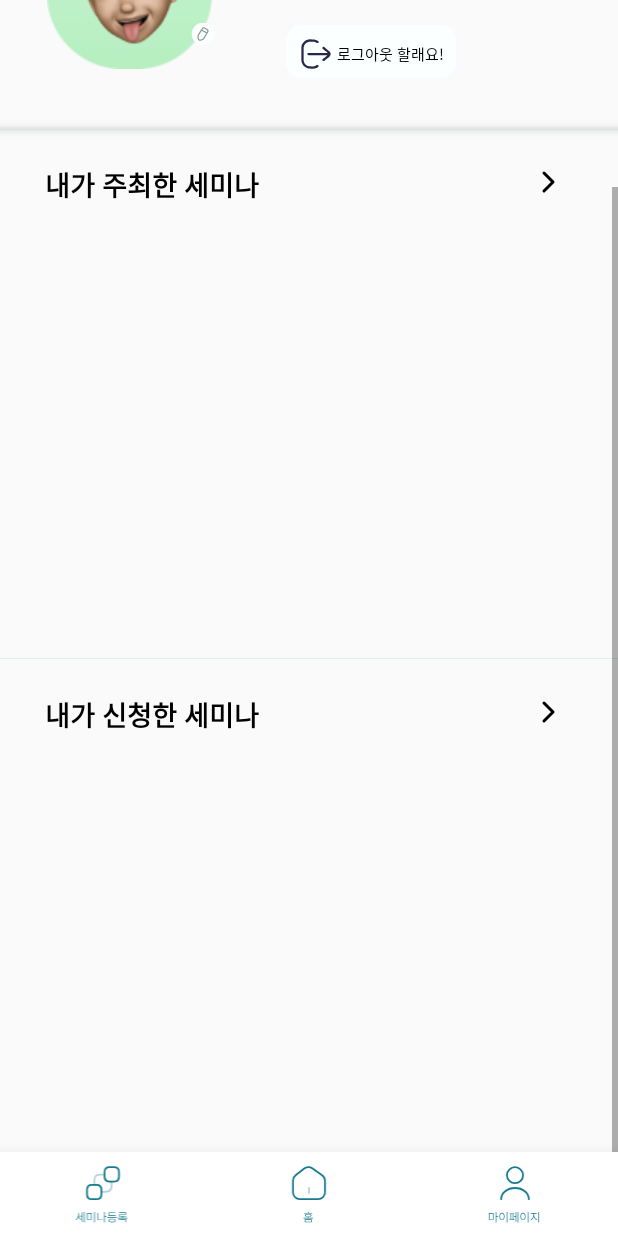
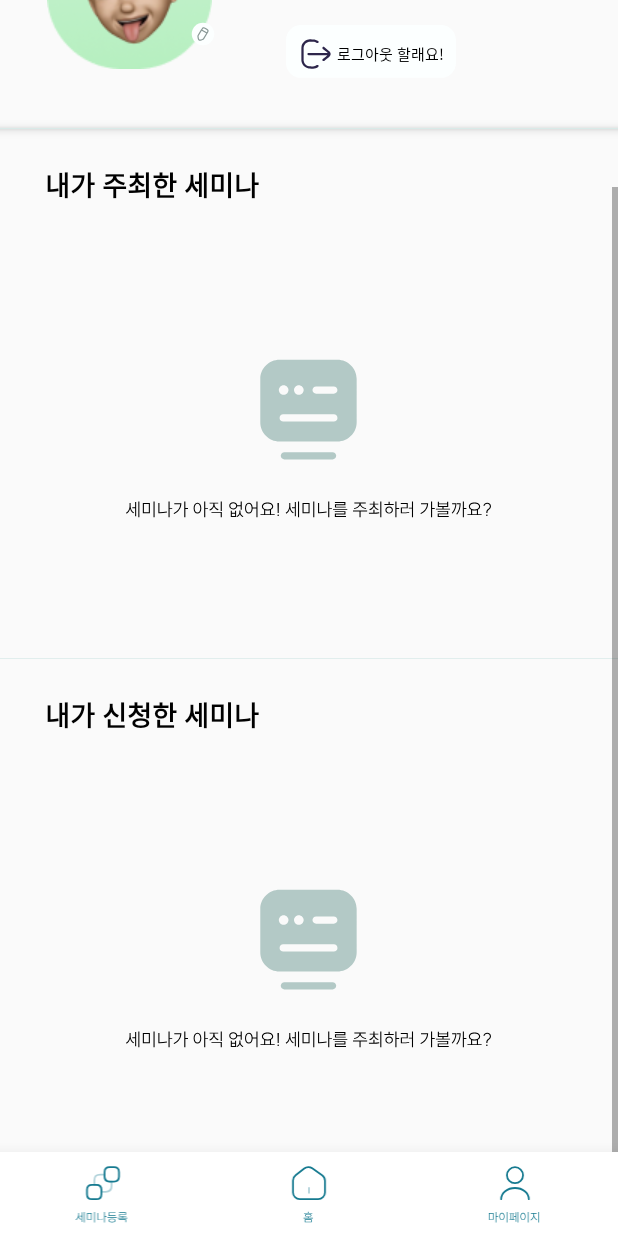
Before and after one commit to Sem-in-a/Semi-na-android, an Android app: the fragment MyPageFragment placed in its activity, scrolled down 148 dp, on a phone screen of 412 x 824 dp. Run offline under Robolectric (Android 15) with nearby library versions, the phone set to English and light mode, and no system bars.

Commit message:
fix/마이페이지수정/의존성거

```diff
--- a/app/src/main/java/com/semina/semi_na/base/MyPageFragment.java
+++ b/app/src/main/java/com/semina/semi_na/base/MyPageFragment.java
@@ -5,66 +5,47 @@ import static android.content.Context.MODE_PRIVATE;
 import android.content.Intent;
 import android.content.SharedPreferences;
 import android.os.Bundle;
-
-import android.widget.ImageView;
-import android.widget.ScrollView;
-import android.widget.TextView;
 import androidx.fragment.app.Fragment;
-
 import android.view.LayoutInflater;
 import android.view.View;
 import android.view.ViewGroup;
 
-import com.semina.semi_na.R;
+import com.semina.semi_na.databinding.FragmentMyPageBinding;
 import com.semina.semi_na.view.mypage.ViewDetailAppliedActivity;
 import com.semina.semi_na.view.mypage.ViewDetailHostedActivity;
 
 public class MyPageFragment extends Fragment {
 
-  private ImageView viewDetailHostedBtn;
-  private ImageView viewDetailAppliedBtn;
-  private ScrollView scrollView;
-
-  TextView studentNumTextView;
-  TextView departmentTextView;
-  TextView majorTextView;
-  TextView nameTextView;
+  private FragmentMyPageBinding binding;
 
   @Override
   public View onCreateView(LayoutInflater inflater, ViewGroup container,
       Bundle savedInstanceState) {
-    View view = inflater.inflate(R.layout.fragment_my_page, container, false);
-
-    scrollView = view.findViewById(R.id.scrollView);
-    viewDetailHostedBtn = view.findViewById(R.id.viewDetail_hosted);
-    viewDetailAppliedBtn = view.findViewById(R.id.viewDetail_applied);
-
-    studentNumTextView = view.findViewById(R.id.some_id_name);
-    departmentTextView = view.findViewById(R.id.some_id_under_department);
-    majorTextView = view.findViewById(R.id.some_id_major);
-    nameTextView = view.findViewById(R.id.some_id_grade);
+    binding = FragmentMyPageBinding.inflate(inflater, container, false);
+    View view = binding.getRoot();
 
     SharedPreferences preferences = getActivity().getSharedPreferences("UserInfo", MODE_PRIVATE);
-    String studentNum = preferences.getString("studentNum", "");
-    String department = preferences.getString("depart", "");
-    String major = preferences.getString("major", "");
-    String name = preferences.getString("name", "");
+    binding.someIdName.setText(preferences.getString("name", ""));
+    binding.someIdUnderDepartment.setText(preferences.getString("depart", ""));
+    binding.someIdMajor.setText(preferences.getString("major", ""));
+    binding.someIdGrade.setText(preferences.getString("studentNum", ""));
 
-    studentNumTextView.setText(studentNum);
-    departmentTextView.setText(department);
-    majorTextView.setText(major);
-    nameTextView.setText(name);
-
-    viewDetailHostedBtn.setOnClickListener(hostedView -> {
+    binding.viewDetailHosted.setOnClickListener(hostedView -> {
       Intent intent = new Intent(getActivity(), ViewDetailHostedActivity.class);
       startActivity(intent);
     });
 
-    viewDetailAppliedBtn.setOnClickListener(appliedView -> {
+    binding.viewDetailApplied.setOnClickListener(appliedView -> {
       Intent intent = new Intent(getActivity(), ViewDetailAppliedActivity.class);
       startActivity(intent);
     });
 
     return view;
   }
+
+  @Override
+  public void onDestroyView() {
+    super.onDestroyView();
+    binding = null;
+  }
 }
--- a/app/src/main/res/layout/fragment_my_page.xml
+++ b/app/src/main/res/layout/fragment_my_page.xml
@@ -74,7 +74,7 @@
               android:layout_height="23dp"
               android:background="#CFF4F0"
               android:gravity="center"
-              android:text="IT 대학"
+              android:text="학부"
               android:textColor="#000000"
               android:textSize="12sp"
               android:layout_marginTop="38dp" />
@@ -83,7 +83,7 @@
               android:id="@+id/some_id_major"
               android:layout_width="wrap_content"
               android:layout_height="20dp"
-              android:text="컴퓨터학부"
+              android:text="학과학과"
               android:layout_marginTop="70dp"
               android:textColor="#000000"
               android:textSize="12sp" />
@@ -91,9 +91,9 @@
             <TextView
               android:id="@+id/some_id_grade"
               android:textStyle="normal"
-              android:layout_width="56dp"
+              android:layout_width="wrap_content"
               android:layout_height="20dp"
-              android:text="2학년"
+              android:text="학번학번"
               android:textSize="12sp"
               android:textColor="#B3C9C6"
               android:layout_marginTop="70dp"
@@ -162,7 +162,8 @@
               android:layout_height="wrap_content"
               android:background="@drawable/chevron_right"
               android:layout_toRightOf="@+id/host_seminer"
-              android:layout_marginLeft="180dp"/>
+              android:layout_marginLeft="180dp"
+              android:visibility="gone"/>
         </RelativeLayout>
         <RelativeLayout
           android:layout_width="match_parent"
@@ -179,7 +180,7 @@
               android:layout_centerHorizontal="true"
               android:layout_marginTop="92dp"
               android:background="@drawable/no_hosted_seminer"
-              android:visibility="gone" />
+              android:visibility="visible" />
         </RelativeLayout>
     </RelativeLayout>
 
@@ -222,7 +223,8 @@
               android:layout_height="wrap_content"
               android:background="@drawable/chevron_right"
               android:layout_toRightOf="@+id/apply_id"
-              android:layout_marginLeft="180dp"/>
+              android:layout_marginLeft="180dp"
+              android:visibility="gone"/>
         </RelativeLayout>
         <RelativeLayout
           android:layout_width="match_parent"
@@ -237,7 +239,7 @@
               android:layout_centerHorizontal="true"
               android:layout_marginTop="92dp"
               android:background="@drawable/no_hosted_seminer"
-              android:visibility="gone" />
+              android:visibility="visible" />
         </RelativeLayout>
     </RelativeLayout>
 </RelativeLayout>
--- a/build.gradle.kts
+++ b/build.gradle.kts
@@ -9,6 +9,4 @@ buildscript {
 plugins {
     id("com.android.application") version "8.1.1" apply false
     id("com.google.gms.google-services") version "4.3.15" apply false
-    id("org.jetbrains.kotlin.android") version "1.8.10" apply false
-
 }
```
Also changed, not shown: app/build.gradle.kts (+2 -36 lines), app/src/main/java/com/semina/semi_na/view/mypage/LogoutModal.java (added, +64 -0 lines), app/src/main/res/layout/fragment_logout_modal.xml (added, +14 -0 lines).
